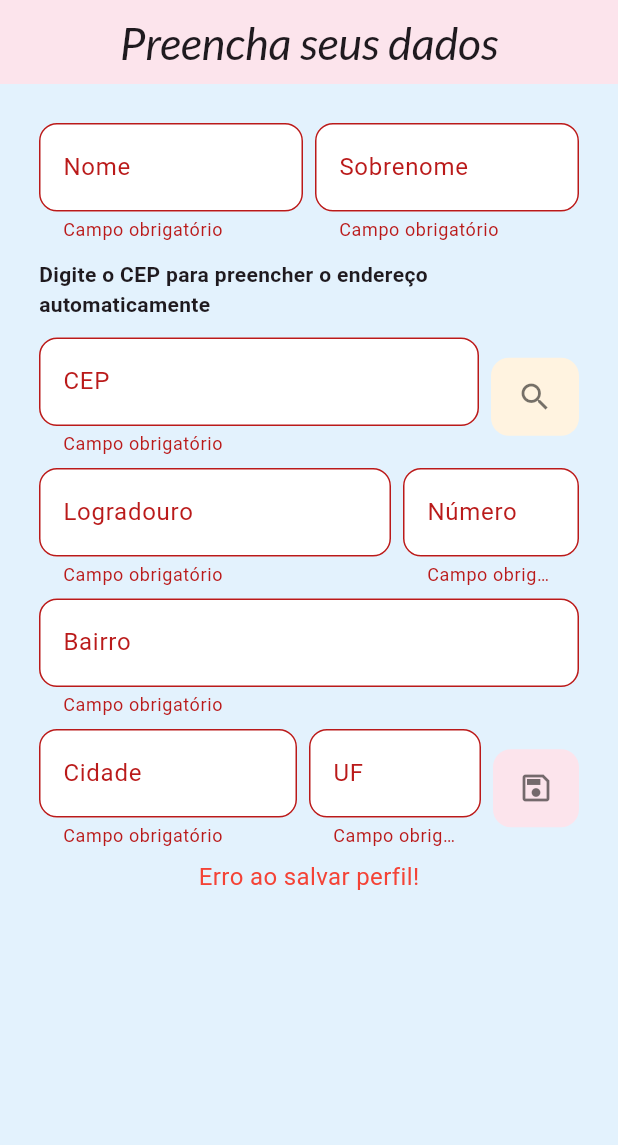
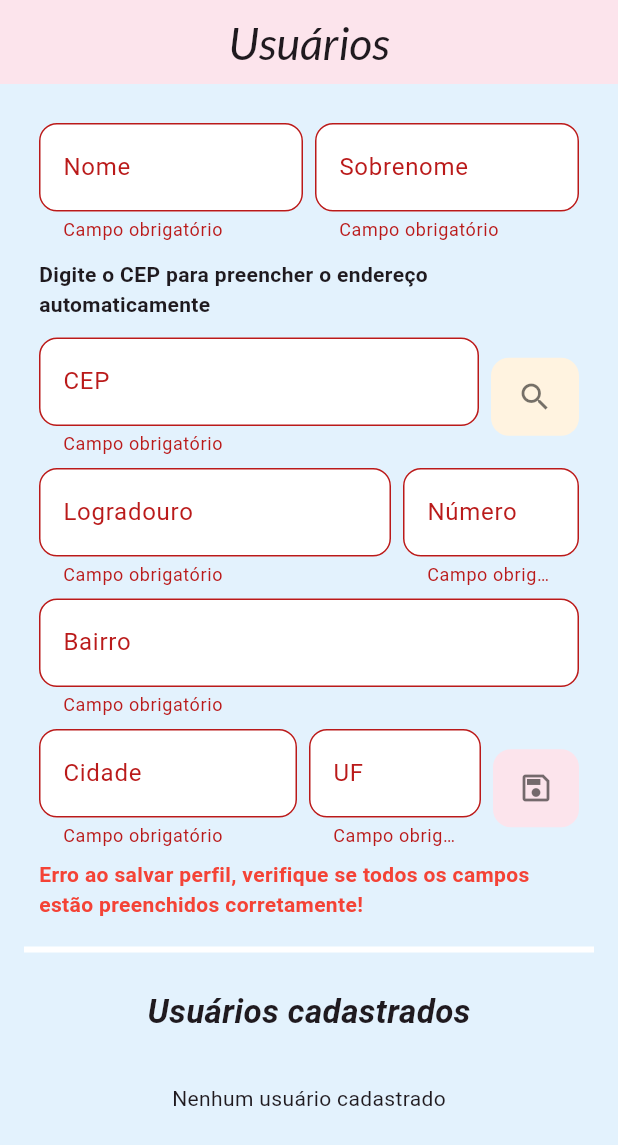
Before and after one commit to barbarastella/pm-todolist, a Flutter app: the Perfil screen opened directly, after a tap on the "search" icon, after a tap on the "save" icon, on a phone screen of 412 x 824 dp. Shown: the top 1145 px of the screen. Run offline on Flutter 3.47's test engine with Material 3 defaults, Android fonts, the phone set to English and light mode, and no system bars; our stand-ins replace google_fonts, sqflite, transparent_image; accounts and stored records are empty.

Commit message:
feat: CRUD completo de usuários

```diff
--- a/lib/components/editor.dart
+++ b/lib/components/editor.dart
@@ -20,7 +20,7 @@ class Editor extends StatelessWidget {
 
         if (value == null || value.isEmpty) return 'Campo obrigatório'; // regra geral
         if (validador != null) return validador!(value); // regra customizada
-        if (value.length > 100) return 'ERRO: o tamanho da tarefa não pode ultrapassar 100 caracteres!'; // regra default
+        if (value.length > 100) return 'Digite até 100 caracteres'; // regra default
 
         return null;
       },
--- a/lib/components/menu.dart
+++ b/lib/components/menu.dart
@@ -39,7 +39,7 @@ class MenuOptionsState extends State<MenuOptions> {
           ),*/
           BottomNavigationBarItem(
             icon: Icon(Icons.person_2_outlined),
-            label: "Perfil",
+            label: "Usuários",
           ),
          /* BottomNavigationBarItem(
             icon: Icon(Icons.gif_box_outlined),
@@ -47,7 +47,7 @@ class MenuOptionsState extends State<MenuOptions> {
           ),*/
           BottomNavigationBarItem(
             icon: Icon(Icons.palette_outlined),
-            label: "Cores",
+            label: "Paletas",
           ),
         ],
         onTap: (pagina) {
--- a/lib/database/database.dart
+++ b/lib/database/database.dart
@@ -15,6 +15,7 @@ Future<Database> getDatabase() async {
       ' nome TEXT,'
       ' sobrenome TEXT,'
       ' logradouro TEXT,'
+      ' numero TEXT,'
       ' bairro TEXT,'
       ' cidade TEXT,'
       ' uf TEXT,'
@@ -29,11 +30,14 @@ Future<Database> getDatabase() async {
       db.execute(tableUsuarios);
     },
     onUpgrade: (db, oldVersion, newVersion) {
-      if (newVersion == 2) {
+      if (oldVersion == 1) {
         db.execute(tableUsuarios);
+      }
+      if (oldVersion == 2) {
+        db.execute("ALTER TABLE usuarios ADD COLUMN numero TEXT DEFAULT '';");
       }
     },
     onDowngrade: onDatabaseDowngradeDelete, // excluir o db
-    version: 2,
+    version: 3,
   );
 }
--- a/lib/database/usuarioDao.dart
+++ b/lib/database/usuarioDao.dart
@@ -8,10 +8,12 @@ class UsuarioDao {
   Map<String, dynamic> toMap(Usuario usuario) {
     final Map<String, dynamic> usuarioMap = Map();
 
-    usuarioMap['id'] = usuario.id;
+    if (usuario.id != 0) usuarioMap['id'] = usuario.id;
+
     usuarioMap['nome'] = usuario.nome;
     usuarioMap['sobrenome'] = usuario.sobrenome;
     usuarioMap['logradouro'] = usuario.logradouro;
+    usuarioMap['numero'] = usuario.numero;
     usuarioMap['bairro'] = usuario.bairro;
     usuarioMap['cidade'] = usuario.cidade;
     usuarioMap['uf'] = usuario.uf;
@@ -29,6 +31,7 @@ class UsuarioDao {
         row['nome'],
         row['sobrenome'],
         row['logradouro'],
+        row['numero'],
         row['bairro'],
         row['cidade'],
         row['uf'],
--- a/lib/model/usuario.dart
+++ b/lib/model/usuario.dart
@@ -3,12 +3,13 @@ class Usuario {
   String nome;
   String sobrenome;
   String logradouro;
+  String numero;
   String bairro;
   String cidade;
   String uf;
   String cep;
 
-  Usuario(this.id, this.nome, this.sobrenome, this.logradouro, this.bairro, this.cidade, this.uf, this.cep);
+  Usuario(this.id, this.nome, this.sobrenome, this.logradouro, this.numero, this.bairro, this.cidade, this.uf, this.cep);
 
   @override
   String toString() {
--- a/lib/screens/perfil/perfil.dart
+++ b/lib/screens/perfil/perfil.dart
@@ -24,12 +24,13 @@ class _PerfilState extends State<Perfil> {
 
   final _formKey = GlobalKey<FormState>();
   String _resultado = "";
+  int? _idAtualizaUsuario = null;
 
   @override
   Widget build(BuildContext context) {
     return Scaffold(
       appBar: AppBar(
-        title: Text("Preencha seus dados"),
+        title: Text("Usuários"),
         centerTitle: true,
         backgroundColor: Colors.pink[50],
       ),
@@ -64,8 +65,7 @@ class _PerfilState extends State<Perfil> {
                         ],
                       ),
                       SizedBox(height: 12.0),
-                      Text(
-                        "Digite o CEP para preencher o endereço automaticamente",
+                      Text("Digite o CEP para preencher o endereço automaticamente",
                         style: TextStyle(fontWeight: FontWeight.bold),
                       ),
                       SizedBox(height: 12.0),
@@ -79,8 +79,7 @@ class _PerfilState extends State<Perfil> {
                               "Digite o CEP (somente números)",
                               teclado: TextInputType.number,
                               validador: (value) {
-                                if (value!.length != 8)
-                                  return 'ERRO: Digite os 8 números do CEP!';
+                                if (value!.length != 8) return 'Apenas 8 dígitos';
                                 return null;
                               },
                             ),
@@ -91,7 +90,9 @@ class _PerfilState extends State<Perfil> {
                             child: IconButton(
                               onPressed: () {
                                 FocusScope.of(context).unfocus();
-                                setState(() { _buscaCep(); });
+                                setState(() {
+                                  _buscaCep();
+                                });
                               },
                               icon: Icon(Icons.search),
                               style: IconButton.styleFrom(
@@ -151,8 +152,7 @@ class _PerfilState extends State<Perfil> {
                               "UF",
                               "Digite",
                               validador: (value) {
-                                if (value!.length != 2)
-                                  return 'ERRO: Digite a sigla do estado (2 letras)!';
+                                if (value!.length != 2) return 'Digite 2 letras';
                                 return null;
                               },
                             ),
@@ -163,28 +163,34 @@ class _PerfilState extends State<Perfil> {
                             child: IconButton(
                               onPressed: () async {
                                 FocusScope.of(context).unfocus();
-                                setState(() { _salvarPerfil(); });
+                                await _salvarPerfil();
                               },
                               icon: Icon(Icons.save_outlined),
                               style: IconButton.styleFrom(
                                 backgroundColor: Colors.pink[50],
                                 foregroundColor: Colors.black54,
                                 padding: EdgeInsets.all(14.0),
-                                shape: RoundedRectangleBorder(borderRadius: BorderRadius.circular(12.0)),
+                                shape: RoundedRectangleBorder(
+                                  borderRadius: BorderRadius.circular(12.0),
+                                ),
                               ),
                             ),
                           ),
                         ],
                       ),
                       SizedBox(height: 8.0),
-                      Text(
-                        _resultado,
-                        style: TextStyle(fontSize: 16.0, color: Colors.red),
-                      ),
+                      if (_resultado.isNotEmpty)
+                        Text(_resultado,
+                          style: TextStyle(
+                            color: Colors.red,
+                            fontWeight: FontWeight.bold,
+                          ),
+                        ),
                     ],
                   ),
                 ),
               ),
+              _listarUsuarios(),
             ],
           ),
         ),
@@ -192,8 +198,140 @@ class _PerfilState extends State<Perfil> {
     );
   }
 
+  Widget _listarUsuarios() {
+    return Column(
+      children: [
+        Divider(thickness: 4, height: 20, color: Colors.white),
+        SizedBox(height: 16.0),
+        Text("Usuários cadastrados", style: TextStyle(fontSize: 22, fontWeight: FontWeight.bold, fontStyle: FontStyle.italic),),
+        SizedBox(height: 16.0),
+
+        FutureBuilder<List<Usuario>>(
+          future: UsuarioDao().findAll(),
+          builder: (context, snapshot) {
+            if (snapshot.connectionState == ConnectionState.waiting)
+              return Center(child: CircularProgressIndicator());
+            else if (snapshot.hasError)
+              return Text("Erro ao carregar dados!");
+            else if (!snapshot.hasData || snapshot.data!.isEmpty) {
+              return Padding(
+                padding: EdgeInsets.all(16.0),
+                child: Text("Nenhum usuário cadastrado"),
+              );
+            }
+
+            final List<Usuario> usuarios = snapshot.data!;
+
+            return ListView.builder(
+              shrinkWrap: true,
+              physics: NeverScrollableScrollPhysics(),
+              itemCount: usuarios.length,
+              itemBuilder: (context, index) {
+                final usuario = usuarios[index];
+
+                return Card(
+                  elevation: 2.0,
+                  margin: EdgeInsets.only(bottom: 8.0),
+                  shape: RoundedRectangleBorder(
+                    borderRadius: BorderRadius.circular(12.0),
+                  ),
+                  child: ListTile(
+                    leading: CircleAvatar(
+                      backgroundColor: Colors.purple[100],
+                      child: Icon(Icons.person, color: Colors.white),
+                    ),
+                    title: Text(
+                      "${usuario.nome} ${usuario.sobrenome}",
+                      style: TextStyle(fontWeight: FontWeight.bold),
+                    ),
+                    subtitle: Text(
+                      "${usuario.logradouro}, ${usuario.numero} - ${usuario.bairro}. ${usuario.cep}",
+                    ),
+                    trailing: Row(
+                      mainAxisSize: MainAxisSize.min,
+                      children: [
+                        IconButton(
+                          icon: Icon(
+                            Icons.delete_outline,
+                            color: Colors.black54,
+                          ),
+                          onPressed: () async {
+                            setState(() { _confirmarExclusao(context, usuario); });
+                          },
+                        ),
+                        IconButton(
+                          icon: Icon(
+                            Icons.edit_outlined,
+                            color: Colors.black54,
+                          ),
+                          onPressed: () async {
+                            _atualizarUsuario(context, usuario);
+                            setState(() {});
+                          },
+                        ),
+                      ],
+                    ),
+                  ),
+                );
+              },
+            );
+          },
+        ),
+      ],
+    );
+  }
+
+  Future<void> _deletarUsuario(BuildContext context, Usuario usuario) async {
+    await UsuarioDao().delete(usuario.id);
+
+    ScaffoldMessenger.of(context).showSnackBar(
+        SnackBar(content: Text("Usuário removido", style: TextStyle(color: Colors.black54)), backgroundColor: Colors.red[200])
+    );
+
+    setState(() {});
+  }
+
+  void _confirmarExclusao(BuildContext context, Usuario usuario) {
+    showDialog(
+      context: context,
+      builder: (BuildContext dialogContext) {
+        return AlertDialog(
+          title: Text("Atenção!"),
+          content: Text("Tem certeza que deseja excluir o usuário ${usuario.nome} ${usuario.sobrenome}?"),
+          actions: [
+            TextButton(
+              onPressed: () { Navigator.of(dialogContext).pop();},
+              child: Text("Cancelar", style: TextStyle(color: Colors.red)),
+            ),
+            TextButton(
+              onPressed: () {
+                Navigator.of(dialogContext).pop();
+                _deletarUsuario(context, usuario);
+              },
+              child: Text("Confirmar", style: TextStyle(color: Colors.green)),
+            ),
+          ],
+        );
+      },
+    );
+  }
+
+  void _atualizarUsuario(BuildContext context, Usuario usuario) {
+    _idAtualizaUsuario = usuario.id;
+
+    _nomeController.text = usuario.nome;
+    _sobrenomeController.text = usuario.sobrenome;
+    _logradouroController.text = usuario.logradouro;
+    _numController.text = usuario.numero;
+    _bairroController.text = usuario.bairro;
+    _cidadeController.text = usuario.cidade;
+    _ufController.text = usuario.uf;
+    _cepController.text = usuario.cep;
+  }
+
   Future<void> _buscaCep() async {
     final String cep = _cepController.text.trim();
+    _resultado = '';
 
     if (cep.length != 8 || int.tryParse(cep) == null) {
       setState(() {
@@ -202,7 +340,6 @@ class _PerfilState extends State<Perfil> {
 
       return;
     }
-    ;
 
     final response = await http.get(
       Uri.parse('https://viacep.com.br/ws/$cep/json'),
@@ -233,26 +370,48 @@ class _PerfilState extends State<Perfil> {
   Future<void> _salvarPerfil() async {
     if (_formKey.currentState!.validate()) {
       Usuario usuario = Usuario(
-        0,
+        _idAtualizaUsuario ?? 0,
         _nomeController.text.trim(),
         _sobrenomeController.text.trim(),
         _logradouroController.text.trim(),
+        _numController.text.trim(),
         _bairroController.text.trim(),
         _cidadeController.text.trim(),
         _ufController.text.trim(),
-        _cepController.text.trim()
+        _cepController.text.trim(),
       );
 
       UsuarioDao _dao = UsuarioDao();
-      await _dao.add(usuario);
-      Navigator.pop(context);
 
-      final SnackBar barraSnack = SnackBar(content: Text("Usuário cadastrado com sucesso!"),);
-      ScaffoldMessenger.of(context).showSnackBar(barraSnack);
+      if (_idAtualizaUsuario == null) {
+        await _dao.add(usuario);
+        ScaffoldMessenger.of(context).showSnackBar(
+            SnackBar(content: Text("Usuário criado", style: TextStyle(color: Colors.black54)),
+                backgroundColor: Colors.green[200]));
+      } else {
+        await _dao.update(usuario);
+
+        ScaffoldMessenger.of(context).showSnackBar(
+            SnackBar(content: Text("Usuário atualizado", style: TextStyle(color: Colors.black54)),
+                backgroundColor: Colors.green[200]));
+
+        _idAtualizaUsuario = null;
+      }
 
       _formKey.currentState!.reset();
       _nomeController.clear();
       _sobrenomeController.clear();
-    } else _resultado = "Erro ao salvar perfil!";
+      _logradouroController.clear();
+      _numController.clear();
+      _bairroController.clear();
+      _cidadeController.clear();
+      _ufController.clear();
+      _cepController.clear();
+
+      setState(() {});
+    } else
+      setState(() {
+        _resultado = "Erro ao salvar perfil, verifique se todos os campos estão preenchidos corretamente!";
+      });
   }
 }
```
